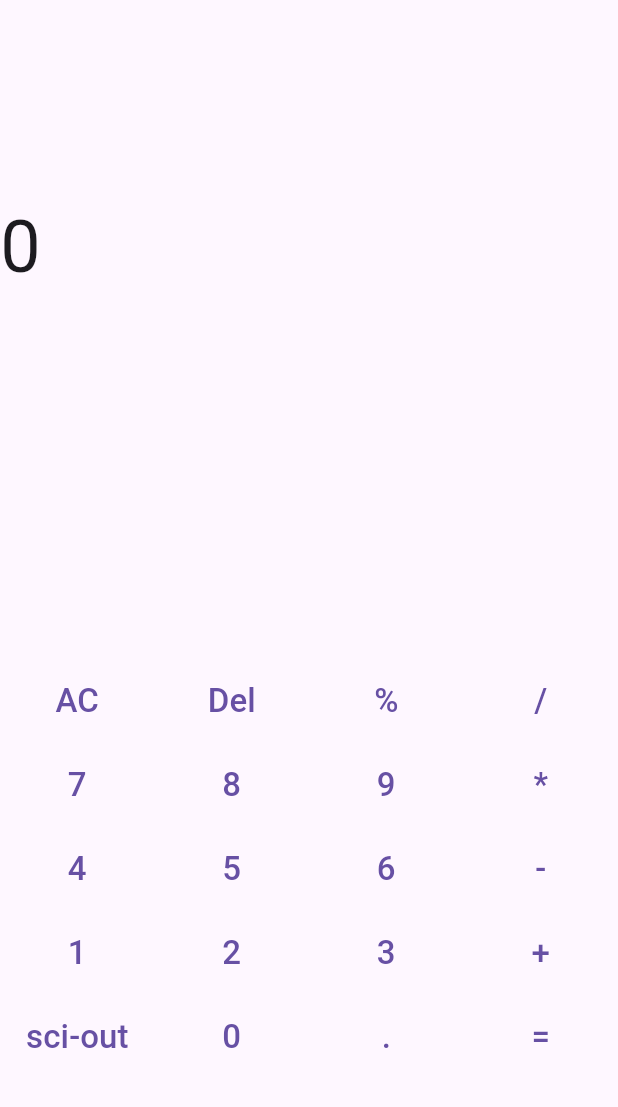
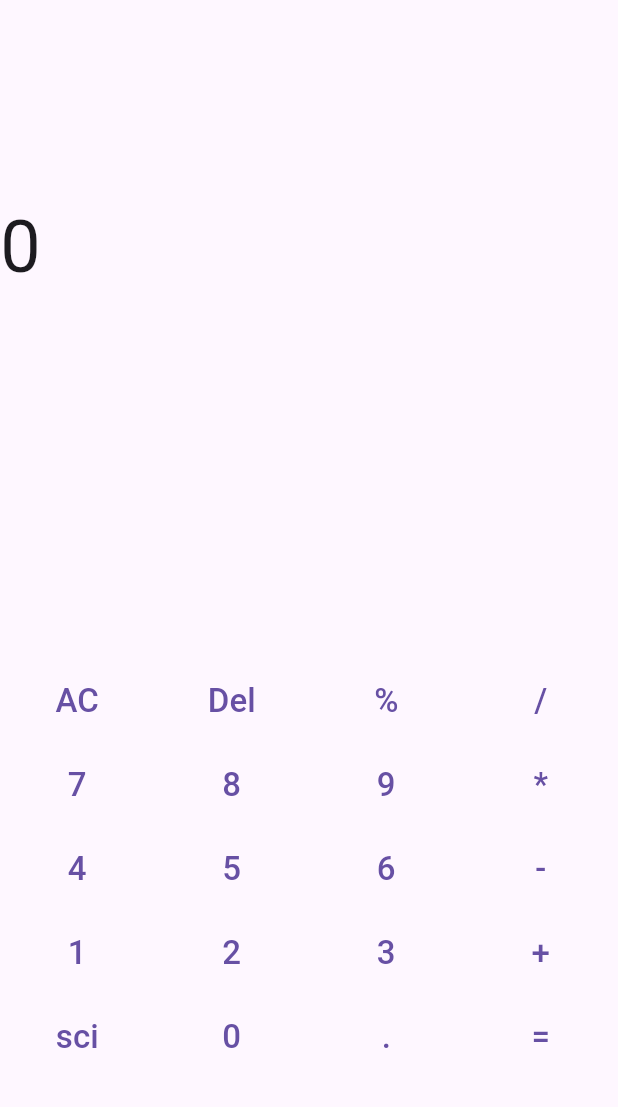
Before and after one commit to RameshMailan/scientific_calculator, a Flutter app: the screen it shows after launch, on a phone screen of 412 x 824 dp, the part 84-1191 px from its top. Run offline on Flutter 3.47's test engine with Material 3 defaults, Android fonts, the phone set to English and light mode, and no system bars.

Commit message:
Initial Push

```diff
--- a/lib/screens/calculator_screen.dart
+++ b/lib/screens/calculator_screen.dart
@@ -136,7 +136,7 @@ class _CalculatorScreenState extends State<CalculatorScreen> {
                         child: TextButton(
                           onPressed: _toggleExpanded,
                           child: Text(
-                            _isExpanded ? "sci-in" : "sci-out",
+                            _isExpanded ? "sci" : "sci",
                             style: const TextStyle(fontSize: 22.0),
                           ),
                         ),
```
